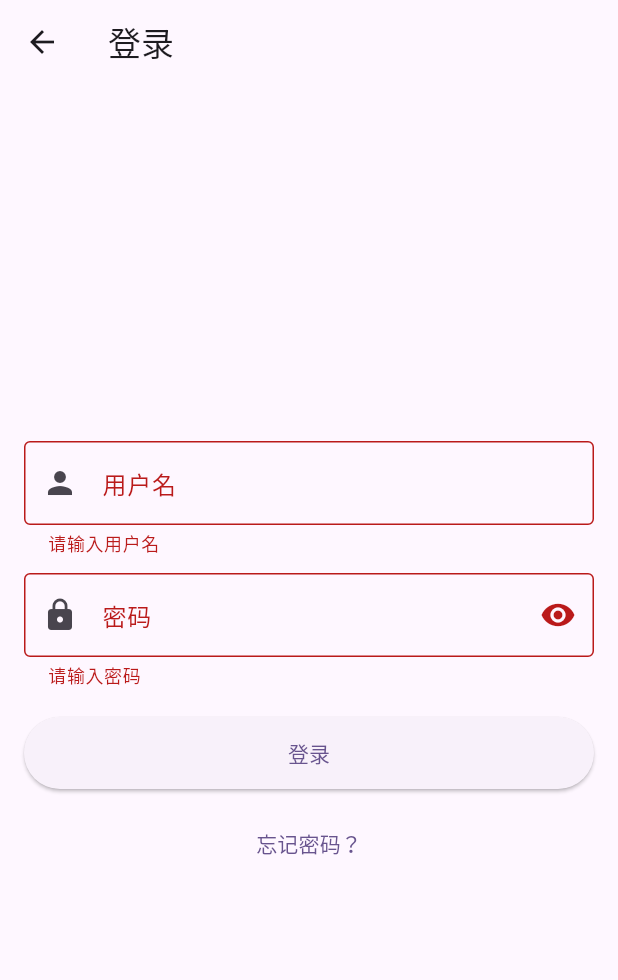
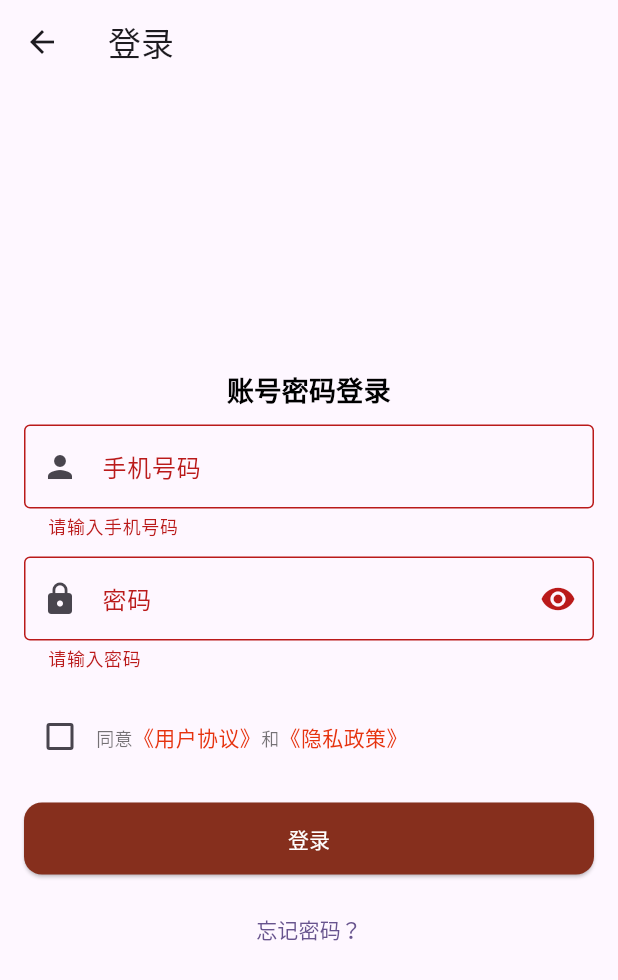
Before and after one commit to GoldenSide/flutter_shop, a Flutter app: the LoginPage screen opened by its route, after a tap on "登录", on a phone screen of 412 x 824 dp. Shown: the top 980 px of the screen. Run offline on Flutter 3.47's test engine with Material 3 defaults, Android fonts, the phone set to English and light mode, and no system bars; our stand-ins replace carousel_slider, dio; missing offline and left inert: dart:js_interop; network calls fail.

Commit message:
登录的基础功能

```diff
--- a/lib/pages/Login/index.dart
+++ b/lib/pages/Login/index.dart
@@ -1,4 +1,3 @@
-
 import 'package:flutter/material.dart';
 
 class LoginPage extends StatefulWidget {
@@ -24,6 +23,18 @@ class _LoginPageState extends State<LoginPage> {
 
   void _submit() async {
     if (!_formKey.currentState!.validate()) return;
+    if (!_isChecked) {
+      ScaffoldMessenger.of(context).showSnackBar(
+        const SnackBar(
+          duration: Duration(seconds: 2),
+          content: Text('请同意用户协议和隐私政策'),
+          width: 250,
+          behavior: SnackBarBehavior.floating,
+        ),
+        //        const SnackBar(content: Text('请同意用户协议和隐私政策')),
+      );
+      return;
+    }
     setState(() => _loading = true);
     await Future.delayed(const Duration(seconds: 1)); // simulate auth
     setState(() => _loading = false);
@@ -32,6 +43,8 @@ class _LoginPageState extends State<LoginPage> {
       const SnackBar(content: Text('登录成功（模拟）')),
     );
   }
+
+  bool _isChecked = false;
 
   @override
   Widget build(BuildContext context) {
@@ -45,16 +58,30 @@ class _LoginPageState extends State<LoginPage> {
             child: Column(
               mainAxisSize: MainAxisSize.min,
               children: [
+                Container(
+                  padding: const EdgeInsets.symmetric(vertical: 10),
+                  child: const Text('账号密码登录',
+                      style: TextStyle(
+                        color: Colors.black,
+                        fontSize: 18,
+                        fontWeight: FontWeight.bold,
+                      ),
+                      textAlign: TextAlign.center),
+                ),
                 TextFormField(
                   controller: _usernameController,
                   decoration: const InputDecoration(
-										labelText: '用户名',
+                    labelText: '手机号码',
                     prefixIcon: Icon(Icons.person),
                     border: OutlineInputBorder(),
                   ),
+                  onChanged: (v) => setState(() {}),
                   validator: (v) {
-										if (v == null || v.trim().isEmpty) return '请输入用户名';
-										return null;
+                    if (v == null || v.trim().isEmpty) return '请输入手机号码';
+                    if (v.contains(' ')) return '手机号码不能包含空格';
+                    return RegExp(r'^1[3-9]\d{9}$').hasMatch(v)
+                        ? null
+                        : '请输入有效的11位手机号码';
                   },
                 ),
                 const SizedBox(height: 12),
@@ -66,15 +93,53 @@ class _LoginPageState extends State<LoginPage> {
                     prefixIcon: const Icon(Icons.lock),
                     border: const OutlineInputBorder(),
                     suffixIcon: IconButton(
-											icon: Icon(_obscure ? Icons.visibility : Icons.visibility_off),
+                      icon: Icon(
+                          _obscure ? Icons.visibility : Icons.visibility_off),
                       onPressed: () => setState(() => _obscure = !_obscure),
                     ),
                   ),
+                  onChanged: (v) => setState(() {}),
                   validator: (v) {
                     if (v == null || v.isEmpty) return '请输入密码';
-										if (v.length < 4) return '密码至少4位';
-										return null;
+                    if (v.contains(' ')) return '密码不能包含空格';
+                    if (v.length < 6 || v.length > 16) return '密码至少6位，最多16位';
+                    return RegExp(r'^[a-zA-Z0-9]+$').hasMatch(v)
+                        ? null
+                        : '密码只能包含字母和数字';
                   },
+                ),
+                const SizedBox(height: 20),
+                Row(
+                  mainAxisAlignment: MainAxisAlignment.start,
+                  children: [
+                    Checkbox(
+                        value: _isChecked,
+                        activeColor: Colors.red,
+                        onChanged: (v) =>
+                            setState(() => _isChecked = v ?? false)),
+                    const Text.rich(TextSpan(
+                      text: '同意',
+                      style: TextStyle(fontSize: 12, color: Colors.black54),
+                      children: [
+                        TextSpan(
+                          text: '《用户协议》',
+                          style: TextStyle(
+                              fontSize: 14,
+                              color: Color.fromARGB(255, 230, 51, 15)),
+                          recognizer: null, // TODO: add TapGestureRecognizer
+                        ),
+                        TextSpan(text: '和'),
+                        TextSpan(
+                          text: '《隐私政策》',
+                          style: TextStyle(
+                              fontSize: 14,
+                              color: Color.fromARGB(255, 230, 51, 15)),
+                          recognizer: null, // TODO: add TapGestureRecognizer
+                        ),
+                      ],
+                    )),
+                    // Text('同意用户协议和隐私政策'),
+                  ],
                 ),
                 const SizedBox(height: 20),
                 SizedBox(
@@ -82,6 +147,15 @@ class _LoginPageState extends State<LoginPage> {
                   height: 48,
                   child: ElevatedButton(
                     onPressed: _loading ? null : _submit,
+                    style: ElevatedButton.styleFrom(
+                      padding: const EdgeInsets.symmetric(
+                          horizontal: 20, vertical: 8),
+                      backgroundColor: Color.fromARGB(255, 134, 47, 29),
+                      foregroundColor: Colors.white,
+                      shape: RoundedRectangleBorder(
+                        borderRadius: BorderRadius.circular(12),
+                      ),
+                    ),
                     child: _loading
                         ? const CircularProgressIndicator(color: Colors.white)
                         : const Text('登录'),
--- a/lib/pages/Mine/index.dart
+++ b/lib/pages/Mine/index.dart
@@ -109,10 +109,15 @@ class _MineViewState extends State<MineView> {
           const SizedBox(width: 16),
           Column(
             crossAxisAlignment: CrossAxisAlignment.start,
-            children: const [
-              Text(
-                '立即登录',
-                style: TextStyle(fontSize: 18, fontWeight: FontWeight.bold),
+            children: [
+              GestureDetector(
+                onTap: () {
+                  Navigator.pushNamed(context, '/login');
+                },
+                child: const Text(
+                  '立即登录',
+                  style: TextStyle(fontSize: 18, fontWeight: FontWeight.bold),
+                ),
               ),
             ],
           ),
```
Lines whose indentation alone changed are shown as unchanged.
